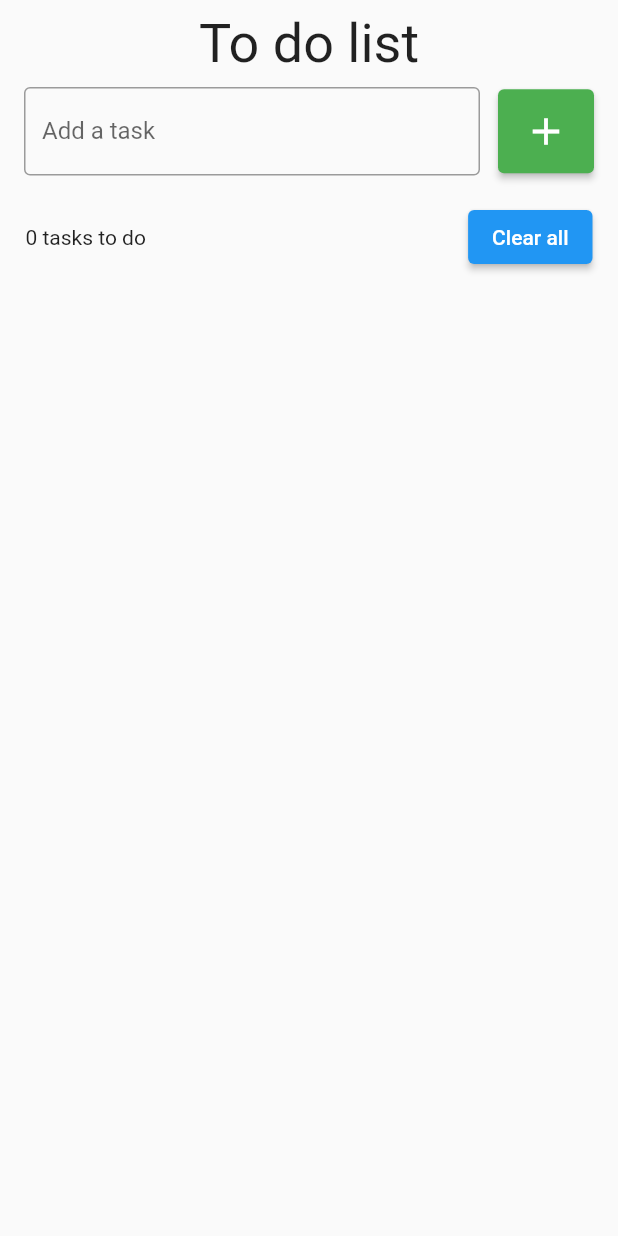
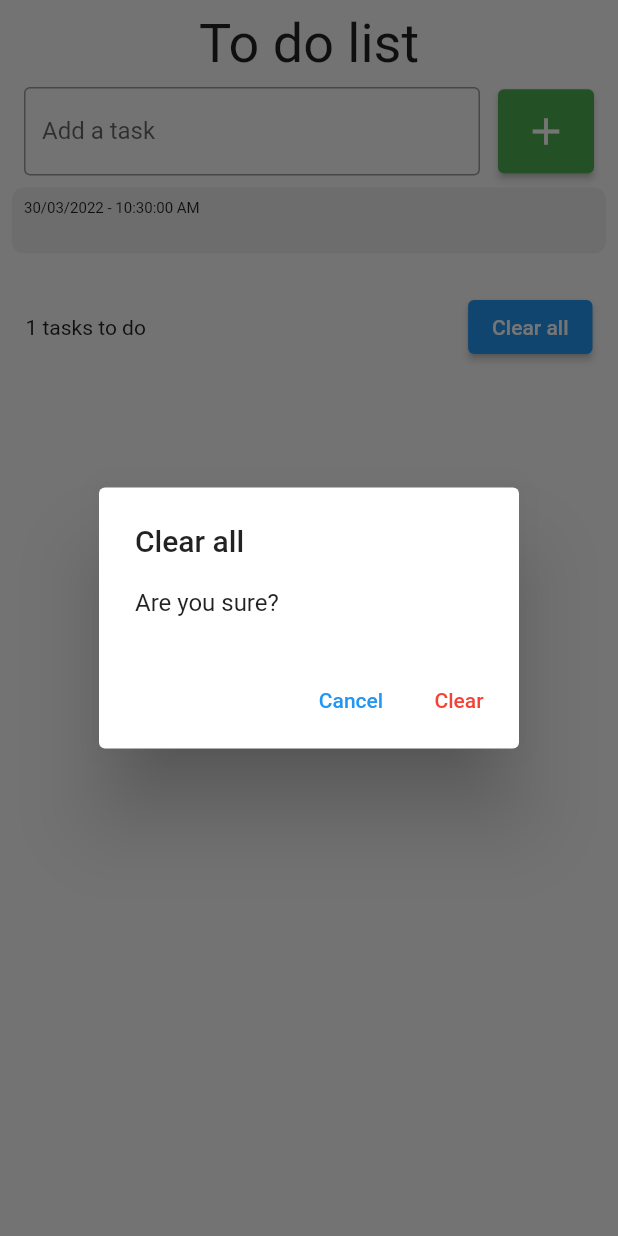
Before and after one commit to wyzzec/ToDoList, a Flutter app: the screen it shows after launch, after a tap on the "add" icon, after a tap on "Clear all", on a phone screen of 412 x 824 dp. Run offline on Flutter 3.47's test engine with Material 2 defaults, Android fonts, the phone set to English and light mode, and no system bars; drawn by our look-alikes of flutter_slidable.

```diff
--- a/lib/pages/to_do_list_home_page.dart
+++ b/lib/pages/to_do_list_home_page.dart
@@ -10,9 +10,9 @@ class ToDoListHomePage extends StatefulWidget {
 }
 
 class _ToDoListHomePageState extends State<ToDoListHomePage> {
-  List<ToDo> todos = [];
+  List<ToDo> toDos = [];
 
-  final TextEditingController todoController = TextEditingController();
+  final TextEditingController toDoController = TextEditingController();
 
   @override
   Widget build(BuildContext context) {
@@ -36,7 +36,7 @@ class _ToDoListHomePageState extends State<ToDoListHomePage> {
                 children: [
                   Expanded(
                     child: TextField(
-                      controller: todoController,
+                      controller: toDoController,
                       decoration: const InputDecoration(
                         labelText: 'Add a task',
                         hintText: 'Ex: studying Flutter',
@@ -52,11 +52,11 @@ class _ToDoListHomePageState extends State<ToDoListHomePage> {
                   ),
                   ElevatedButton(
                     onPressed: () {
-                      String todo = todoController.text;
+                      String toDo = toDoController.text;
                       setState(() {
-                        ToDo newTodo = ToDo(todo: todo, date: DateTime.now());
-                        todos.add(newTodo);
-                        todoController.clear();
+                        ToDo newTodo = ToDo(toDo: toDo, date: DateTime.now());
+                        toDos.add(newTodo);
+                        toDoController.clear();
                       });
                     },
                     child: const Icon(
@@ -75,10 +75,10 @@ class _ToDoListHomePageState extends State<ToDoListHomePage> {
               child: ListView(
                 shrinkWrap: true,
                 children: [
-                  for (ToDo todo in todos)
+                  for (ToDo toDo in toDos)
                     ToDoBoxList(
-                      todo: todo.todo,
-                      date: todo.date,
+                      toDo: toDo,
+                      onDelete: onDelete,
                     ),
                 ],
               ),
@@ -89,20 +89,20 @@ class _ToDoListHomePageState extends State<ToDoListHomePage> {
                 children: [
                   Expanded(
                     child: Text(
-                      '${todos.length} tasks to do',
-                      style: TextStyle(),
+                      '${toDos.length} tasks to do',
+                      style: const TextStyle(),
                     ),
                   ),
-                  SizedBox(
+                  const SizedBox(
                     width: 12,
                   ),
                   ElevatedButton(
                     onPressed: () {
-                      setState(() {
-                        todos.clear();
-                      });
+                      List<ToDo> undoListToDosSaver;
+                      undoListToDosSaver = toDos;
+                      deleteAllToDosConfirmationDialog();
                     },
-                    child: Text('Clear all'),
+                    child: const Text('Clear all'),
                   ),
                 ],
               ),
@@ -112,6 +112,65 @@ class _ToDoListHomePageState extends State<ToDoListHomePage> {
       ),
     );
   }
+
+  void onDelete(ToDo toDo) {
+    final ToDo undoSaver = toDo;
+    final int undoSaverPos = toDos.indexOf(toDo);
+    setState(() {
+      toDos.remove(toDo);
+    });
+    ScaffoldMessenger.of(context).clearSnackBars();
+    ScaffoldMessenger.of(context).showSnackBar(
+      SnackBar(
+        content: Text(
+          '${toDo.toDo} has been removed.',
+          style: const TextStyle(
+            color: Colors.white,
+          ),
+        ),
+        backgroundColor: Colors.black87,
+        action: SnackBarAction(
+          label: 'Undo',
+          textColor: Colors.blue,
+          onPressed: () {
+            setState(() {
+              toDos.insert(undoSaverPos, undoSaver);
+            });
+          },
+        ),
+      ),
+    );
+  }
+  void deleteAllToDos(){
+    setState(() {
+      toDos.clear();
+    });
+  }
+
+
+  void deleteAllToDosConfirmationDialog() {
+    showDialog(
+      context: context,
+      builder: (context) => AlertDialog(
+        title: const Text('Clear all'),
+        content: const Text('Are you sure?'),
+        actions: [
+          TextButton(
+            onPressed: () {
+              Navigator.of(context).pop();
+            },
+            child: const Text('Cancel'),
+          ),
+          TextButton(
+            onPressed: () {
+              Navigator.of(context).pop();
+              deleteAllToDos();
+            },
+            style: TextButton.styleFrom(primary: Colors.red),
+            child: const Text('Clear'),
+          ),
+        ],
+      ),
+    );
+  }
 }
-
-void login() {}
--- a/lib/widgets/to_do.dart
+++ b/lib/widgets/to_do.dart
@@ -1,5 +1,5 @@
 class ToDo{
-  ToDo({required this.todo, required this.date});
-  String todo;
+  ToDo({required this.toDo, required this.date});
+  String toDo;
   DateTime date;
 }
--- a/lib/widgets/to_do_box_list.dart
+++ b/lib/widgets/to_do_box_list.dart
@@ -1,15 +1,18 @@
 import 'package:flutter/material.dart';
+import 'package:flutter_slidable/flutter_slidable.dart';
 import 'package:intl/intl.dart';
+import 'package:to_do_list/widgets/to_do.dart';
 
 class ToDoBoxList extends StatelessWidget {
-  ToDoBoxList({Key? key, required this.todo, required this.date}) : super(key: key);
-  String todo;
-  DateTime date;
+  ToDoBoxList({Key? key, required this.toDo, required this.onDelete}) : super(key: key);
+  ToDo toDo;
+  Function(ToDo) onDelete;
 
   @override
   Widget build(BuildContext context) {
     return Padding(
       padding: const EdgeInsets.all(8.0),
+      child: Slidable(
         child: Container(
           decoration: BoxDecoration(
             borderRadius: BorderRadius.circular(8),
@@ -17,16 +20,16 @@ class ToDoBoxList extends StatelessWidget {
           ),
           padding: EdgeInsets.all(8),
           child: Column(
-          crossAxisAlignment: CrossAxisAlignment.start,
+            crossAxisAlignment: CrossAxisAlignment.stretch,
             children: [
               Text(
-              DateFormat('dd/MM/yyyy - h:m:s aaa').format(date),
+                DateFormat('dd/MM/yyyy - hh:mm:ss aaa').format(toDo.date),
                 style: TextStyle(
                   fontSize: 10,
                 ),
               ),
               Text(
-              todo,
+                toDo.toDo,
                 style: TextStyle(
                   fontWeight: FontWeight.w600,
                 ),
@@ -34,6 +37,18 @@ class ToDoBoxList extends StatelessWidget {
             ],
           ),
         ),
+        actionPane: const SlidableDrawerActionPane(),
+        secondaryActions: [
+          IconSlideAction(
+            color: Colors.red,
+            icon: Icons.delete,
+            caption: 'Delete',
+            onTap: () {
+              onDelete(toDo);
+            },
+          ),
+        ],
+      ),
     );
   }
 }
--- a/pubspec.yaml
+++ b/pubspec.yaml
@@ -35,7 +35,7 @@ dependencies:
   # Use with the CupertinoIcons class for iOS style icons.
   cupertino_icons: ^1.0.2
   intl:
-
+  flutter_slidable: ^0.6.0
 dev_dependencies:
   flutter_test:
     sdk: flutter
```
Also changed, not shown: pubspec.lock, version 1.2 example1.jpg (added), version 1.2 example2.jpg (added), 1 other file. Lines whose indentation alone changed are shown as unchanged.
